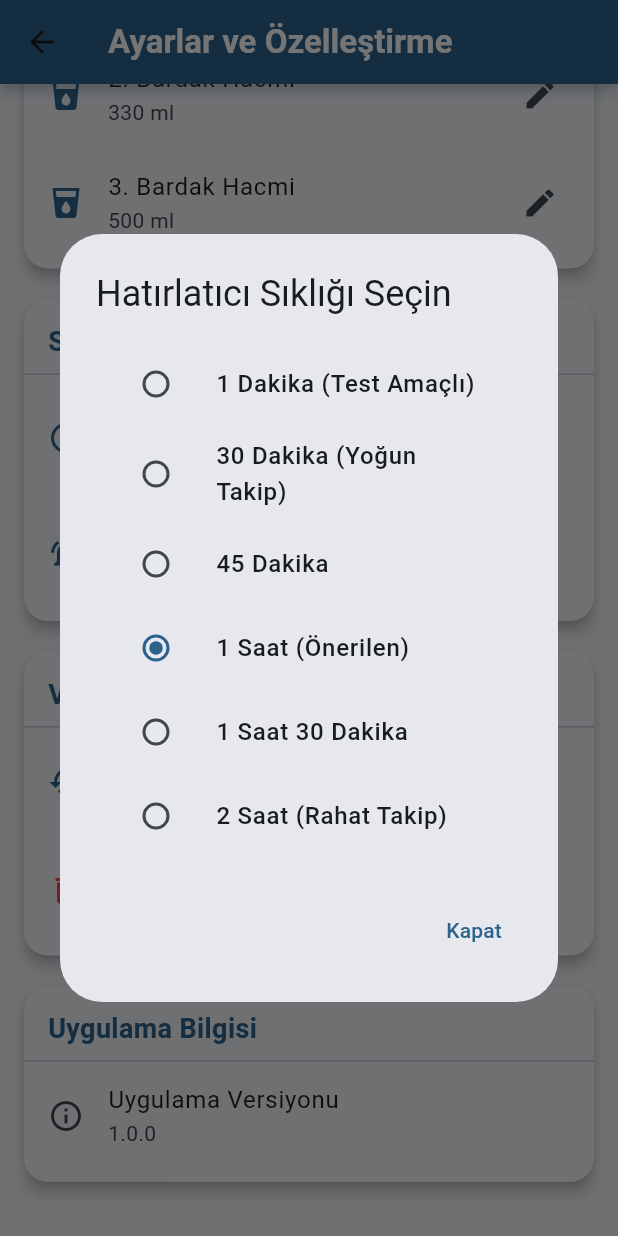
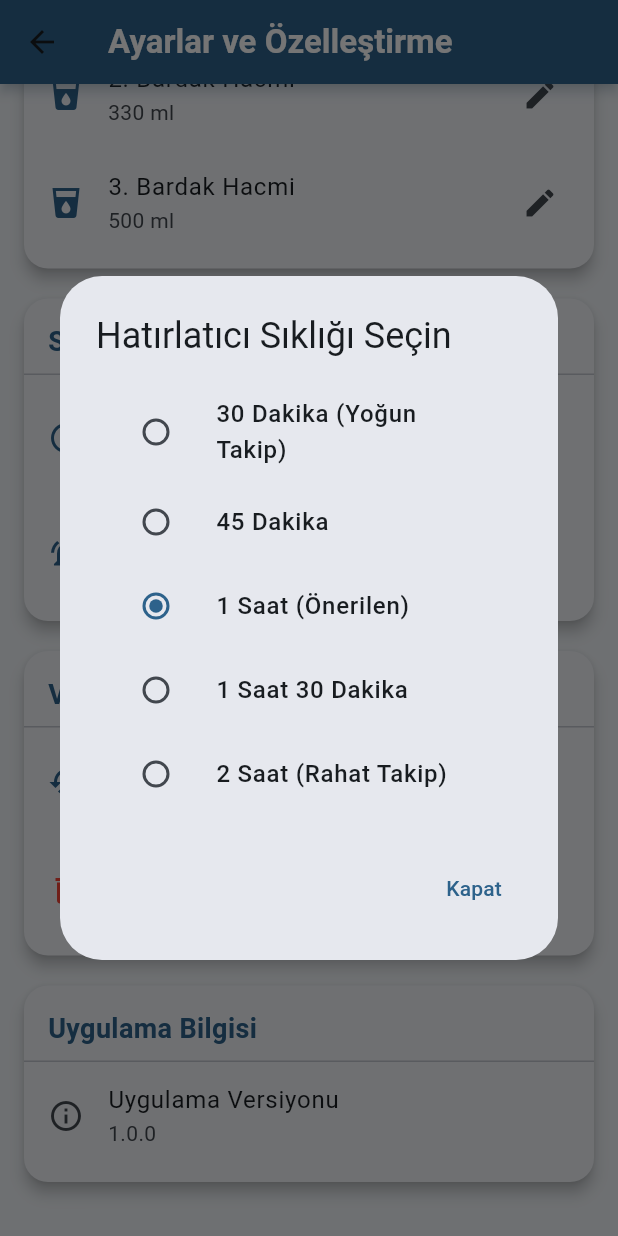
Before and after one commit to ibrahimtspnrr/su-hatirlatici-app, a Flutter app: the SettingsScreen screen opened directly, scrolled down 576 dp, after a tap on "Hatırlatıcı Sıklığı", on a phone screen of 412 x 824 dp. Run offline on Flutter 3.47's test engine with Material 3 defaults, Android fonts, the phone set to English and light mode, and no system bars; our stand-ins replace fl_chart, flutter_local_notifications, hive, hive_flutter, shared_preferences, timezone; accounts and stored records are empty.

Commit message:
Güncelleme

```diff
--- a/lib/screens/settings_screen.dart
+++ b/lib/screens/settings_screen.dart
@@ -487,7 +487,6 @@ class _SettingsScreenState extends State<SettingsScreen> {
   Future<void> _showIntervalEditDialog() async {
     // "1 Dakika" test seçeneğini koruyoruz
     final intervals = [
-      {'value': 1, 'label': '1 Dakika (Test Amaçlı)'},
       {'value': 30, 'label': '30 Dakika (Yoğun Takip)'},
       {'value': 45, 'label': '45 Dakika'},
       {'value': 60, 'label': '1 Saat (Önerilen)'},
--- a/pubspec.yaml
+++ b/pubspec.yaml
@@ -34,7 +34,7 @@ publish_to: 'none' # Remove this line if you wish to publish to pub.dev
 
 # of the product and file versions while build-number is used as the build suffix.
 
-version: 1.0.0+15
+version: 1.0.0+16
 
 
 
```
